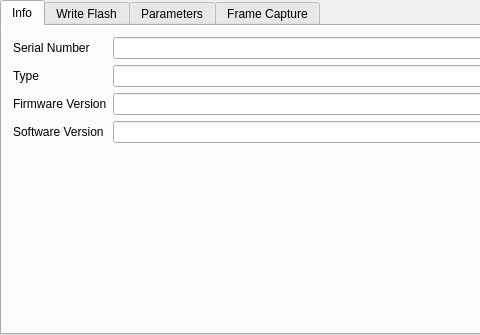
The window that FTDIDeviceControl/ftdidevicecontrol.ui (dzenmaster/FTDIDeviceControl) describes before a commit, drawn with Qt 5; both pictures show x 0 to 480 and y 214 to 549 of the 678 by 549 pixel window.
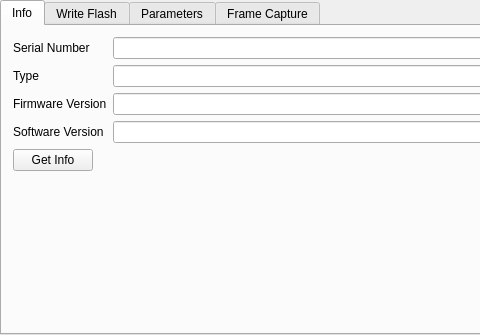
The same window after the commit. Icons and pictures are not drawn.

The edit to the form file:
```diff
--- a/FTDIDeviceControl/ftdidevicecontrol.ui
+++ b/FTDIDeviceControl/ftdidevicecontrol.ui
@@ -158,6 +158,13 @@
           </property>
          </widget>
         </item>
+        <item row="4" column="0">
+         <widget class="QPushButton" name="pbGetInfo">
+          <property name="text">
+           <string>Get Info</string>
+          </property>
+         </widget>
+        </item>
        </layout>
       </widget>
       <widget class="QWidget" name="tab_3">
```
Left out of the diff: 4 changed lines with no effect on the pictures.
